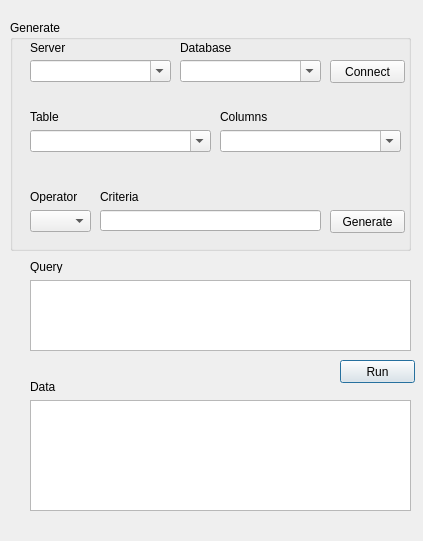
The window that Smart_query_tool.ui (sedatsever/Query-Tool) describes before a commit, drawn with Qt 5.
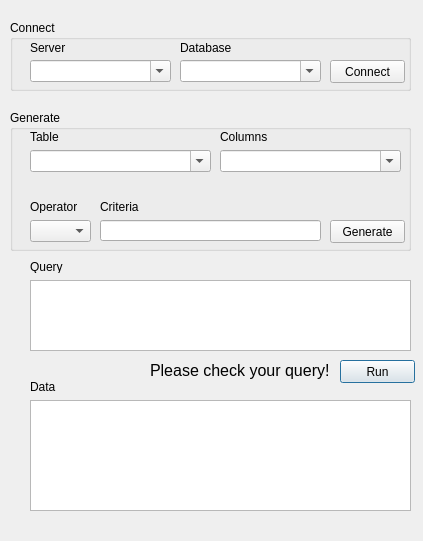
The same window after the commit.

Diff of the .ui file:
```diff
--- a/Smart_query_tool.ui
+++ b/Smart_query_tool.ui
@@ -46,7 +46,7 @@
    <property name="geometry">
     <rect>
      <x>30</x>
-     <y>130</y>
+     <y>150</y>
      <width>181</width>
      <height>22</height>
     </rect>
@@ -59,7 +59,7 @@
    <property name="geometry">
     <rect>
      <x>30</x>
-     <y>110</y>
+     <y>130</y>
      <width>47</width>
      <height>13</height>
     </rect>
@@ -95,7 +95,7 @@
    <property name="geometry">
     <rect>
      <x>220</x>
-     <y>110</y>
+     <y>130</y>
      <width>47</width>
      <height>13</height>
     </rect>
@@ -147,7 +147,7 @@
    <property name="geometry">
     <rect>
      <x>30</x>
-     <y>210</y>
+     <y>220</y>
      <width>61</width>
      <height>22</height>
     </rect>
@@ -157,7 +157,7 @@
    <property name="geometry">
     <rect>
      <x>30</x>
-     <y>190</y>
+     <y>200</y>
      <width>47</width>
      <height>13</height>
     </rect>
@@ -170,7 +170,7 @@
    <property name="geometry">
     <rect>
      <x>100</x>
-     <y>210</y>
+     <y>220</y>
      <width>221</width>
      <height>21</height>
     </rect>
@@ -180,7 +180,7 @@
    <property name="geometry">
     <rect>
      <x>100</x>
-     <y>190</y>
+     <y>200</y>
      <width>47</width>
      <height>13</height>
     </rect>
@@ -195,11 +195,11 @@
      <x>10</x>
      <y>20</y>
      <width>401</width>
-     <height>231</height>
+     <height>71</height>
     </rect>
    </property>
    <property name="title">
-    <string>Generate</string>
+    <string>Connect</string>
    </property>
    <widget class="QComboBox" name="db_combo">
     <property name="geometry">
@@ -227,37 +227,9 @@
      <string>Database</string>
     </property>
    </widget>
-   <widget class="QPushButton" name="generate_button">
-    <property name="geometry">
-     <rect>
-      <x>320</x>
-      <y>190</y>
-      <width>75</width>
-      <height>23</height>
-     </rect>
-    </property>
-    <property name="text">
-     <string>Generate</string>
-    </property>
-   </widget>
-   <widget class="QComboBox" name="columns_combo">
-    <property name="geometry">
-     <rect>
-      <x>210</x>
-      <y>110</y>
-      <width>181</width>
-      <height>22</height>
-     </rect>
-    </property>
-    <property name="editable">
-     <bool>true</bool>
-    </property>
-   </widget>
    <zorder>db_combo</zorder>
    <zorder>label_8</zorder>
-   <zorder>generate_button</zorder>
    <zorder>table_combo</zorder>
-   <zorder>columns_combo</zorder>
   </widget>
   <widget class="QPushButton" name="connect_button">
    <property name="geometry">
@@ -272,6 +244,66 @@
     <string>Connect</string>
    </property>
   </widget>
+  <widget class="QComboBox" name="columns_combo">
+   <property name="geometry">
+    <rect>
+     <x>220</x>
+     <y>150</y>
+     <width>181</width>
+     <height>22</height>
+    </rect>
+   </property>
+   <property name="editable">
+    <bool>true</bool>
+   </property>
+  </widget>
+  <widget class="QGroupBox" name="groupBox_2">
+   <property name="geometry">
+    <rect>
+     <x>10</x>
+     <y>110</y>
+     <width>401</width>
+     <height>141</height>
+    </rect>
+   </property>
+   <property name="title">
+    <string>Generate</string>
+   </property>
+  </widget>
+  <widget class="QPushButton" name="generate_button">
+   <property name="geometry">
+    <rect>
+     <x>330</x>
+     <y>220</y>
+     <width>75</width>
+     <height>23</height>
+    </rect>
+   </property>
+   <property name="text">
+    <string>Generate</string>
+   </property>
+  </widget>
+  <widget class="QLabel" name="error_label">
+   <property name="geometry">
+    <rect>
+     <x>150</x>
+     <y>360</y>
+     <width>211</width>
+     <height>20</height>
+    </rect>
+   </property>
+   <property name="font">
+    <font>
+     <pointsize>12</pointsize>
+     <weight>50</weight>
+     <bold>false</bold>
+    </font>
+   </property>
+   <property name="text">
+    <string>Please check your query!</string>
+   </property>
+  </widget>
+  <zorder>groupBox_2</zorder>
   <zorder>groupBox</zorder>
   <zorder>server_combo</zorder>
   <zorder>label</zorder>
@@ -288,6 +320,9 @@
   <zorder>cr_lineEdit</zorder>
   <zorder>label_7</zorder>
   <zorder>connect_button</zorder>
+  <zorder>columns_combo</zorder>
+  <zorder>generate_button</zorder>
+  <zorder>error_label</zorder>
  </widget>
  <resources/>
  <connections/>
```
